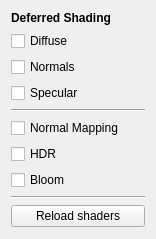
The window that OpenGLExercise/rendering.ui (dafral/Advanced-Graphic-Production) describes before a commit, drawn with Qt 5.
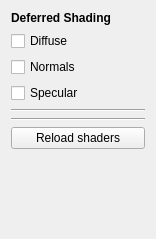
The same window after the commit.

```diff
--- a/OpenGLExercise/rendering.ui
+++ b/OpenGLExercise/rendering.ui
@@ -49,27 +49,6 @@
      </property>
     </widget>
    </item>
-   <item>
-    <widget class="QCheckBox" name="boxNormalMapping">
-     <property name="text">
-      <string>Normal Mapping</string>
-     </property>
-    </widget>
-   </item>
-   <item>
-    <widget class="QCheckBox" name="boxHDR">
-     <property name="text">
-      <string>HDR</string>
-     </property>
-    </widget>
-   </item>
-   <item>
-    <widget class="QCheckBox" name="boxBloom">
-     <property name="text">
-      <string>Bloom</string>
-     </property>
-    </widget>
-   </item>
    <item>
     <widget class="Line" name="lineRendering2">
      <property name="orientation">
```
